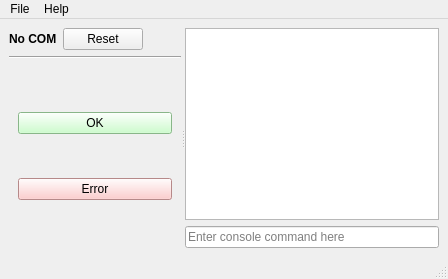
Qt form MeshConsole/PillControl.ui (Kreyl/armlet) before a commit.
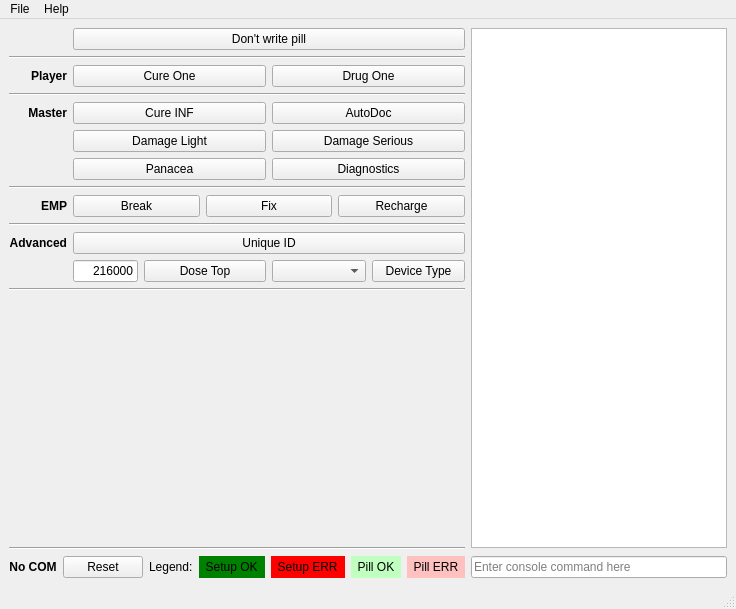
The same form after that commit. Icons and pictures are not drawn. Custom widgets are drawn as their Qt base class.

Commit message: UI buttons completed

```diff
--- a/MeshConsole/PillControl.ui
+++ b/MeshConsole/PillControl.ui
@@ -10,45 +10,44 @@
     <normaloff>images/icon.png</normaloff>images/icon.png</iconset>
   </property>
   <widget class="QWidget" name="mainWidget">
-   <layout class="QVBoxLayout" name="mainLayout">
-    <item>
-     <widget class="QSplitter" name="splitter">
-      <property name="sizePolicy">
-       <sizepolicy hsizetype="Expanding" vsizetype="Expanding">
-        <horstretch>0</horstretch>
-        <verstretch>0</verstretch>
-       </sizepolicy>
-      </property>
-      <property name="orientation">
-       <enum>Qt::Horizontal</enum>
-      </property>
-      <widget class="QWidget" name="verticalLayoutWidget">
-       <layout class="QVBoxLayout" name="leftLayout">
-        <item>
+   <layout class="QGridLayout" name="mainLayout" rowstretch="1,0" columnstretch="0,1">
+    <item row="1" column="0">
          <layout class="QHBoxLayout" name="controlLayout">
           <item>
            <widget class="PortLabel" name="portLabel">
             <property name="enabled">
              <bool>true</bool>
             </property>
+        <property name="statusTip">
+         <string>Current connected port</string>
+        </property>
             <property name="styleSheet">
              <string notr="true">font-weight: bold</string>
             </property>
             <property name="text">
              <string>No COM</string>
             </property>
+        <property name="alignment">
+         <set>Qt::AlignCenter</set>
+        </property>
            </widget>
           </item>
           <item>
-           <widget class="ResetButton" name="resetButton">
+       <widget class="CompactButton" name="resetButton">
             <property name="enabled">
              <bool>true</bool>
             </property>
+        <property name="sizePolicy">
+         <sizepolicy hsizetype="Maximum" vsizetype="Fixed">
+          <horstretch>0</horstretch>
+          <verstretch>0</verstretch>
+         </sizepolicy>
+        </property>
             <property name="toolTip">
              <string>Reset</string>
             </property>
             <property name="statusTip">
-             <string>Reset</string>
+         <string>Reset connection</string>
             </property>
             <property name="text">
              <string>Reset</string>
@@ -56,68 +55,105 @@
            </widget>
           </item>
           <item>
-           <spacer name="horizontalSpacer">
+       <spacer name="controlSpacer">
             <property name="orientation">
              <enum>Qt::Horizontal</enum>
             </property>
             <property name="sizeHint" stdset="0">
              <size>
-              <width>40</width>
-              <height>20</height>
+          <width>0</width>
+          <height>0</height>
              </size>
             </property>
            </spacer>
           </item>
-         </layout>
+      <item>
+       <widget class="QLabel" name="legendLabel">
+        <property name="text">
+         <string>Legend:</string>
+        </property>
+       </widget>
         </item>
         <item>
-         <widget class="Line" name="leftLine">
-          <property name="orientation">
-           <enum>Qt::Horizontal</enum>
-          </property>
+       <widget class="QLabel" name="setupOKLabel">
+        <property name="statusTip">
+         <string>Button colors if device setup was OK</string>
+        </property>
+        <property name="styleSheet">
+         <string notr="true">background: green</string>
+        </property>
+        <property name="text">
+         <string>  Setup OK  </string>
+        </property>
          </widget>
         </item>
         <item>
-         <widget class="CommandButtonWidget" name="commandButtonWidget" native="true">
-          <property name="sizePolicy">
-           <sizepolicy hsizetype="Preferred" vsizetype="MinimumExpanding">
-            <horstretch>0</horstretch>
-            <verstretch>0</verstretch>
-           </sizepolicy>
-          </property>
-          <layout class="QVBoxLayout" name="buttonLayout">
+       <widget class="QLabel" name="setupErrorLabel">
+        <property name="statusTip">
+         <string>Button colors if device setup failed</string>
+        </property>
+        <property name="styleSheet">
+         <string notr="true">background: red</string>
+        </property>
+        <property name="text">
+         <string>  Setup ERR  </string>
+        </property>
+       </widget>
+      </item>
            <item>
-            <widget class="CommandButton" name="okButton">
-             <property name="enabled">
-              <bool>true</bool>
+       <widget class="QLabel" name="pillOKLabel">
+        <property name="statusTip">
+         <string>Button colors if pill write was OK</string>
              </property>
              <property name="styleSheet">
               <string notr="true">background: rgb(192, 255, 192)</string>
              </property>
              <property name="text">
-              <string>OK</string>
+         <string>  Pill OK  </string>
              </property>
             </widget>
            </item>
            <item>
-            <widget class="CommandButton" name="errorButton">
+       <widget class="QLabel" name="pillErrorLabel">
+        <property name="statusTip">
+         <string>Button colors if pill write failed</string>
+        </property>
              <property name="styleSheet">
               <string notr="true">background: rgb(255, 192, 192)</string>
              </property>
              <property name="text">
-              <string>Error</string>
+         <string>  Pill ERR  </string>
              </property>
             </widget>
            </item>
           </layout>
-         </widget>
-        </item>
-       </layout>
-      </widget>
-      <widget class="QWidget" name="logTextEditWidget">
-       <layout class="QVBoxLayout" name="logTextEditLayout">
+    </item>
+    <item row="1" column="1">
+     <widget class="ConsoleEdit" name="consoleEdit">
+      <property name="toolTip">
+       <string>Enter console commands here</string>
+      </property>
+      <property name="statusTip">
+       <string>Enter console commands here</string>
+      </property>
+      <property name="placeholderText">
+       <string>Enter console command here</string>
+      </property>
+     </widget>
+    </item>
+    <item row="0" column="1">
+     <layout class="QVBoxLayout" name="consoleLayout">
+      <property name="bottomMargin">
+       <number>2</number>
+      </property>
         <item>
          <widget class="QPlainTextEdit" name="logTextEdit">
+        <property name="minimumSize">
+         <size>
+          <width>150</width>
+          <height>0</height>
+         </size>
+        </property>
           <property name="font">
            <font>
             <family>Courier New</family>
@@ -125,6 +161,9 @@
             <italic>false</italic>
            </font>
           </property>
+        <property name="statusTip">
+         <string>Terminal console: &lt; denotes input from device, &gt; output to device, other lines are program status messages and diagnostics</string>
+        </property>
           <property name="lineWrapMode">
            <enum>QPlainTextEdit::NoWrap</enum>
           </property>
@@ -133,22 +172,269 @@
           </property>
          </widget>
         </item>
+     </layout>
+    </item>
+    <item row="0" column="0">
+     <layout class="QGridLayout" name="commandLayout">
+      <item row="12" column="2">
+       <layout class="QHBoxLayout" name="advancedLayout2">
         <item>
-         <widget class="ConsoleEdit" name="consoleEdit">
-          <property name="toolTip">
-           <string>Enter console commands here</string>
+         <widget class="QComboBox" name="deviceTypeComboBox"/>
+        </item>
+        <item>
+         <widget class="CommandButton" name="deviceTypeButton">
+          <property name="text">
+           <string>Device Type</string>
           </property>
-          <property name="statusTip">
-           <string>Enter console commands here</string>
-          </property>
-          <property name="placeholderText">
-           <string>Enter console command here</string>
-          </property>
-         </widget>
-        </item>
+         </widget>
+        </item>
+       </layout>
+      </item>
+      <item row="5" column="1">
+       <widget class="CommandButton" name="damageLightButton">
+        <property name="text">
+         <string>Damage Light</string>
+        </property>
+       </widget>
+      </item>
+      <item row="2" column="0">
+       <widget class="QLabel" name="playerLabel">
+        <property name="styleSheet">
+         <string notr="true">font-weight: bold</string>
+        </property>
+        <property name="text">
+         <string>Player</string>
+        </property>
+        <property name="alignment">
+         <set>Qt::AlignRight|Qt::AlignTrailing|Qt::AlignVCenter</set>
+        </property>
+       </widget>
+      </item>
+      <item row="3" column="0" colspan="3">
+       <widget class="Line" name="line2">
+        <property name="orientation">
+         <enum>Qt::Horizontal</enum>
+        </property>
+       </widget>
+      </item>
+      <item row="2" column="2">
+       <widget class="CommandButton" name="drugOneButton">
+        <property name="text">
+         <string>Drug One</string>
+        </property>
+       </widget>
+      </item>
+      <item row="4" column="1">
+       <widget class="CommandButton" name="cureInfButton">
+        <property name="text">
+         <string>Cure INF</string>
+        </property>
+       </widget>
+      </item>
+      <item row="0" column="1" colspan="2">
+       <widget class="CommandButton" name="dontWritePillButton">
+        <property name="text">
+         <string>Don't write pill</string>
+        </property>
+       </widget>
+      </item>
+      <item row="2" column="1">
+       <widget class="CommandButton" name="cureOneButton">
+        <property name="text">
+         <string>Cure One</string>
+        </property>
+       </widget>
+      </item>
+      <item row="15" column="0" colspan="3">
+       <widget class="Line" name="line9">
+        <property name="orientation">
+         <enum>Qt::Horizontal</enum>
+        </property>
+       </widget>
+      </item>
+      <item row="8" column="1" colspan="2">
+       <layout class="QHBoxLayout" name="empLayout">
+        <item>
+         <widget class="CommandButton" name="empBreakButton">
+          <property name="text">
+           <string>Break</string>
+          </property>
+         </widget>
+        </item>
+        <item>
+         <widget class="CommandButton" name="empFixButton">
+          <property name="text">
+           <string>Fix</string>
+          </property>
+         </widget>
+        </item>
+        <item>
+         <widget class="CommandButton" name="empRechargeButton">
+          <property name="text">
+           <string>Recharge</string>
+          </property>
+         </widget>
+        </item>
        </layout>
-      </widget>
-     </widget>
+      </item>
+      <item row="4" column="2">
+       <widget class="CommandButton" name="autoDocButton">
+        <property name="text">
+         <string>AutoDoc</string>
+        </property>
+       </widget>
+      </item>
+      <item row="4" column="0">
+       <widget class="QLabel" name="masterLabel">
+        <property name="styleSheet">
+         <string notr="true">font-weight: bold</string>
+        </property>
+        <property name="text">
+         <string>Master</string>
+        </property>
+        <property name="alignment">
+         <set>Qt::AlignRight|Qt::AlignTrailing|Qt::AlignVCenter</set>
+        </property>
+       </widget>
+      </item>
+      <item row="12" column="1">
+       <layout class="QHBoxLayout" name="advancedLayout1">
+        <item>
+         <widget class="QLineEdit" name="doseTopEdit">
+          <property name="sizePolicy">
+           <sizepolicy hsizetype="Fixed" vsizetype="Fixed">
+            <horstretch>0</horstretch>
+            <verstretch>0</verstretch>
+           </sizepolicy>
+          </property>
+          <property name="maximumSize">
+           <size>
+            <width>65</width>
+            <height>16777215</height>
+           </size>
+          </property>
+          <property name="text">
+           <string>216000</string>
+          </property>
+          <property name="maxLength">
+           <number>9</number>
+          </property>
+          <property name="alignment">
+           <set>Qt::AlignRight|Qt::AlignTrailing|Qt::AlignVCenter</set>
+          </property>
+         </widget>
+        </item>
+        <item>
+         <widget class="CommandButton" name="doseTopButton">
+          <property name="text">
+           <string>Dose Top</string>
+          </property>
+         </widget>
+        </item>
+       </layout>
+      </item>
+      <item row="13" column="0" colspan="3">
+       <widget class="Line" name="line5">
+        <property name="orientation">
+         <enum>Qt::Horizontal</enum>
+        </property>
+       </widget>
+      </item>
+      <item row="5" column="2">
+       <widget class="CommandButton" name="damageSeriousButton">
+        <property name="text">
+         <string>Damage Serious</string>
+        </property>
+       </widget>
+      </item>
+      <item row="7" column="0" colspan="3">
+       <widget class="Line" name="line3">
+        <property name="orientation">
+         <enum>Qt::Horizontal</enum>
+        </property>
+       </widget>
+      </item>
+      <item row="14" column="0">
+       <spacer name="buttonsSpacer">
+        <property name="orientation">
+         <enum>Qt::Vertical</enum>
+        </property>
+        <property name="sizeHint" stdset="0">
+         <size>
+          <width>13</width>
+          <height>250</height>
+         </size>
+        </property>
+       </spacer>
+      </item>
+      <item row="11" column="0">
+       <widget class="QLabel" name="advancedLabel">
+        <property name="sizePolicy">
+         <sizepolicy hsizetype="Maximum" vsizetype="Preferred">
+          <horstretch>0</horstretch>
+          <verstretch>0</verstretch>
+         </sizepolicy>
+        </property>
+        <property name="styleSheet">
+         <string notr="true">font-weight: bold</string>
+        </property>
+        <property name="text">
+         <string>Advanced</string>
+        </property>
+        <property name="alignment">
+         <set>Qt::AlignRight|Qt::AlignTrailing|Qt::AlignVCenter</set>
+        </property>
+       </widget>
+      </item>
+      <item row="11" column="1" colspan="2">
+       <widget class="CommandButton" name="uniqueIDButton">
+        <property name="text">
+         <string>Unique ID</string>
+        </property>
+       </widget>
+      </item>
+      <item row="10" column="0" colspan="3">
+       <widget class="Line" name="line4">
+        <property name="orientation">
+         <enum>Qt::Horizontal</enum>
+        </property>
+       </widget>
+      </item>
+      <item row="1" column="0" colspan="3">
+       <widget class="Line" name="line1">
+        <property name="orientation">
+         <enum>Qt::Horizontal</enum>
+        </property>
+       </widget>
+      </item>
+      <item row="8" column="0">
+       <widget class="QLabel" name="empLabel">
+        <property name="styleSheet">
+         <string notr="true">font-weight: bold</string>
+        </property>
+        <property name="text">
+         <string>EMP</string>
+        </property>
+        <property name="alignment">
+         <set>Qt::AlignRight|Qt::AlignTrailing|Qt::AlignVCenter</set>
+        </property>
+       </widget>
+      </item>
+      <item row="6" column="2">
+       <widget class="CommandButton" name="diagnosticsButton">
+        <property name="text">
+         <string>Diagnostics</string>
+        </property>
+       </widget>
+      </item>
+      <item row="6" column="1">
+       <widget class="CommandButton" name="panaceaButton">
+        <property name="text">
+         <string>Panacea</string>
+        </property>
+       </widget>
+      </item>
+     </layout>
     </item>
    </layout>
   </widget>
@@ -181,14 +467,12 @@
    <property name="text">
     <string>About</string>
    </property>
+   <property name="statusTip">
+    <string>About</string>
+   </property>
   </action>
  </widget>
  <customwidgets>
-  <customwidget>
-   <class>ResetButton</class>
-   <extends>QPushButton</extends>
-   <header>PillControl</header>
-  </customwidget>
   <customwidget>
    <class>PortLabel</class>
    <extends>QLabel</extends>
@@ -205,8 +489,8 @@
    <header>PillControl</header>
   </customwidget>
   <customwidget>
-   <class>CommandButtonWidget</class>
-   <extends>QWidget</extends>
+   <class>CompactButton</class>
+   <extends>QPushButton</extends>
    <header>PillControl</header>
    <container>1</container>
   </customwidget>
```
Left out of the diff: 1 changed line with no effect on the pictures. Lines whose indentation alone changed are shown as unchanged. The commit also changes 3 other files.
